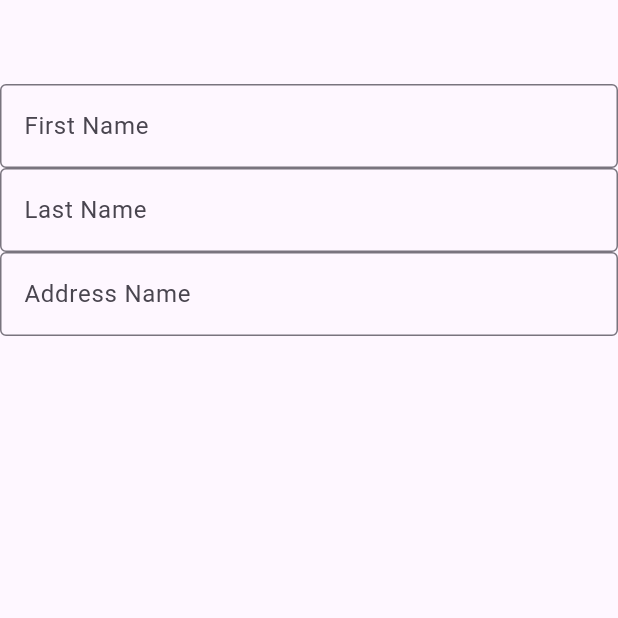
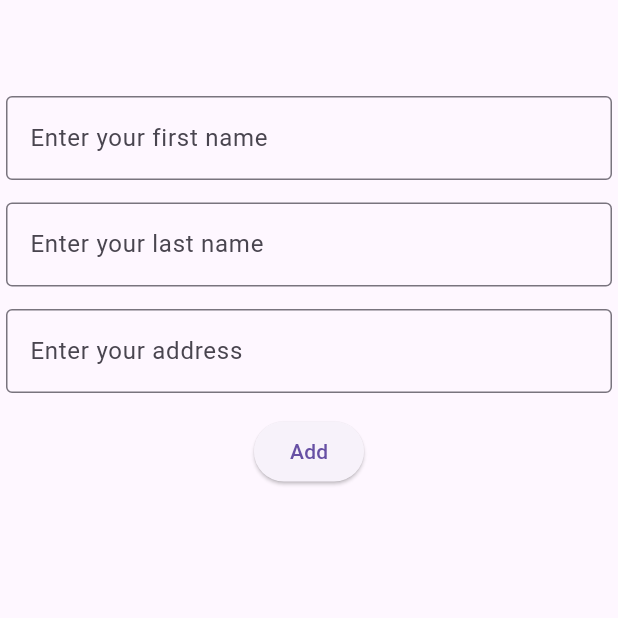
Before and after one commit to PrasannaJung/first_flutter_app, a Flutter app: the screen it shows after launch, on a phone screen of 412 x 824 dp, the top half of it. Run offline on Flutter 3.47's test engine with Material 3 defaults, Android fonts, the phone set to English and light mode, and no system bars.

Commit message:
Create student detail form and model

```diff
--- a/lib/screen/list_tile_screen.dart
+++ b/lib/screen/list_tile_screen.dart
@@ -18,9 +18,9 @@ class ListTileScreen extends StatelessWidget {
           children: [
             for(int i = 0 ; i <= 20; i++)
               if(i % 2 == 0)...{
-                ListTileCommon(index:i,imagePath:"assets/images/hazard_one.jpg")
+                ListTileCommon(index:i,imagePath:"assets/images/hazard_one.jpg",firstName: "a",address: "a",)
               }else...{
-                ListTileCommon(index: i,imagePath:"assets/images/image_two.jpg")
+                ListTileCommon(index: i,imagePath:"assets/images/image_two.jpg",firstName: "a",address: "a")
               }
           ],
         ),
--- a/lib/screen/students_details_screen.dart
+++ b/lib/screen/students_details_screen.dart
@@ -1,4 +1,6 @@
+import 'package:first_app/common/list_tile_common.dart';
 import 'package:first_app/model/student_model.dart';
+import 'package:flutter/cupertino.dart';
 import 'package:flutter/material.dart';
 
 class StudentsDetailsScreen extends StatefulWidget {
@@ -15,35 +17,88 @@ class _StudentsDetailsScreenState extends State<StudentsDetailsScreen> {
   String? lastName;
   String? address;
 
+  final _formKey = GlobalKey<FormState>();
+  StudentModel? student;
+
   @override
   Widget build(BuildContext context) {
     return Scaffold(
       appBar: AppBar(),
-      body: const Column(
+      body:  SingleChildScrollView(
+        child: Column(
           children: [
-          TextField(
-            keyboardType: TextInputType.text,
-            decoration: InputDecoration(
-                border: OutlineInputBorder(),
-                labelText: "First Name"
+            Padding(
+              padding: const EdgeInsets.symmetric(vertical: 8,horizontal: 4),
+              child: Form(
+                key: _formKey,
+                child: Column(
+                children: [
+                  TextFormField(
+                    validator: (value){
+                      if(value == null || value.isEmpty){
+                        return 'Please enter your first name';
+                      }
+                    },
+                    onChanged: (value){
+                      firstName = value;
+                    },
+                    decoration: const InputDecoration(
+                        labelText: "Enter your first name",
+                        border: OutlineInputBorder()
                     ),
                   ),
-          TextField(
-            keyboardType: TextInputType.text,
-            decoration: InputDecoration(
-                border: OutlineInputBorder(),
-                labelText: "Last Name"
+                  const SizedBox(height: 15,),
+                  TextFormField(
+                    validator: (value){
+                      if(value == null || value.isEmpty){
+                        return 'Please enter your last name';
+                      }
+                    },
+                    onChanged: (value){
+                      lastName = value;
+                    },
+                    decoration: const InputDecoration(
+                        labelText: "Enter your last name",
+                        border: OutlineInputBorder()
                     ),
                   ),
-          TextField(
-            keyboardType: TextInputType.text,
-            decoration: InputDecoration(
-                border: OutlineInputBorder(),
-                labelText: "Address Name"
+                  const SizedBox(height: 15,),
+                  TextFormField(
+                    validator: (value){
+                      if(value == null || value.isEmpty){
+                        return 'Please enter your address';
+                      }
+                    },
+                    onChanged: (value){
+                      address = value;
+                    },
+                    decoration: const InputDecoration(
+                      labelText: "Enter your address",
+                      border: OutlineInputBorder()
+                    ),
+                  ),
+                  const SizedBox(height: 15,),
+                  ElevatedButton(onPressed: (){
+                    setState(() {
+                      student = StudentModel(firstName: firstName,lastName: lastName,address: address);
+                      studentsList.add(student!);
+                    });
+                  }, child: const Text("Add")),
+                  Container(
+                    child: Column(
+                      children: [
+                        for(int i = 0; i < studentsList.length; i++)
+                          ListTileCommon(index: i, imagePath: "assets/images/hazard_one.jpg", firstName: studentsList[i].firstName!, address: studentsList[i].address!)
+                      ],
+                    ),
+                  )
+                ],
+              ),
               ),
             ),
           ],
         ),
+      ),
     );
   }
 }
```
Also changed, not shown: lib/common/list_tile_common.dart (+6 -4 lines). Lines whose indentation alone changed are shown as unchanged.
